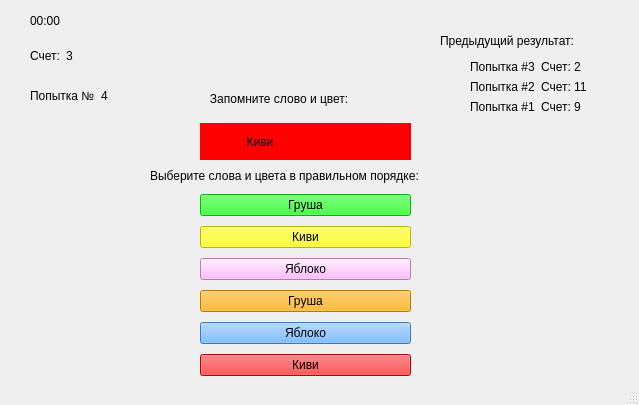
Above: templates/colours&words_difficult_win.ui from aizXc901/FocusTest before the change. Below: the same form after it.
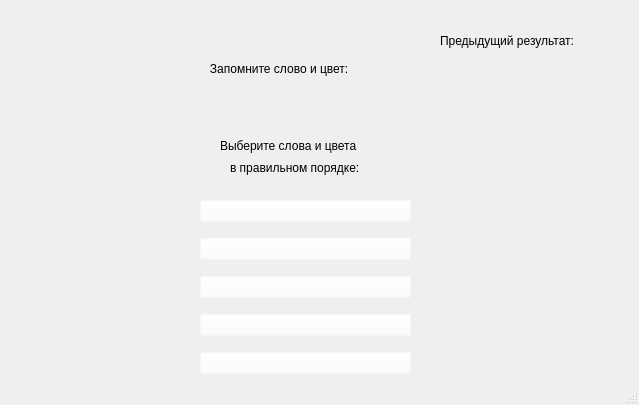
That is the form after the change.

The edit to the form file:
```diff
--- a/templates/colours&words_difficult_win.ui
+++ b/templates/colours&words_difficult_win.ui
@@ -14,22 +14,6 @@
    <string>MainWindow</string>
   </property>
   <widget class="QWidget" name="centralwidget">
-   <widget class="QLabel" name="label">
-    <property name="geometry">
-     <rect>
-      <x>150</x>
-      <y>160</y>
-      <width>321</width>
-      <height>31</height>
-     </rect>
-    </property>
-    <property name="styleSheet">
-     <string notr="true">font: 10.7pt &quot;MS Shell Dlg 2&quot;;</string>
-    </property>
-    <property name="text">
-     <string>Выберите слова и цвета в правильном порядке:</string>
-    </property>
-   </widget>
    <widget class="QWidget" name="verticalLayoutWidget">
     <property name="geometry">
      <rect>
@@ -44,10 +28,10 @@
       <widget class="QPushButton" name="pushButton_8">
        <property name="styleSheet">
         <string notr="true">font: 12pt &quot;MS Shell Dlg 2&quot;;
-background-color: rgb(0, 255, 0);</string>
+background-color: rgba(255, 255, 255, 0);</string>
        </property>
        <property name="text">
-        <string>Груша</string>
+        <string/>
        </property>
       </widget>
      </item>
@@ -55,10 +39,10 @@
       <widget class="QPushButton" name="pushButton_4">
        <property name="styleSheet">
         <string notr="true">font: 12pt &quot;MS Shell Dlg 2&quot;;
-background-color: yellow;</string>
+background-color: rgba(255, 255, 255, 0);</string>
        </property>
        <property name="text">
-        <string>Киви</string>
+        <string/>
        </property>
       </widget>
      </item>
@@ -66,10 +50,10 @@
       <widget class="QPushButton" name="pushButton_5">
        <property name="styleSheet">
         <string notr="true">font: 12pt &quot;MS Shell Dlg 2&quot;;
-background-color: rgb(255, 170, 255);</string>
+background-color: rgba(255, 255, 255, 0);</string>
        </property>
        <property name="text">
-        <string>Яблоко</string>
+        <string/>
        </property>
       </widget>
      </item>
@@ -77,21 +61,10 @@
       <widget class="QPushButton" name="pushButton_6">
        <property name="styleSheet">
         <string notr="true">font: 12pt &quot;MS Shell Dlg 2&quot;;
-background-color: rgb(255, 170, 0);</string>
+background-color: rgba(255, 255, 255, 0);</string>
        </property>
        <property name="text">
-        <string>Груша</string>
-       </property>
-      </widget>
-     </item>
-     <item>
-      <widget class="QPushButton" name="pushButton_7">
-       <property name="styleSheet">
-        <string notr="true">font: 12pt &quot;MS Shell Dlg 2&quot;;
-background-color: rgb(85, 170, 255);</string>
-       </property>
-       <property name="text">
-        <string>Яблоко</string>
+        <string/>
        </property>
       </widget>
      </item>
@@ -99,10 +72,10 @@
       <widget class="QPushButton" name="pushButton_2">
        <property name="styleSheet">
         <string notr="true">font: 12pt &quot;MS Shell Dlg 2&quot;;
-background-color: red;</string>
+background-color: rgba(255, 255, 255, 0);</string>
        </property>
        <property name="text">
-        <string>Киви</string>
+        <string/>
        </property>
       </widget>
      </item>
@@ -124,11 +97,71 @@
      <string>Предыдущий результат:</string>
     </property>
    </widget>
+   <widget class="QWidget" name="horizontalLayoutWidget">
+    <property name="geometry">
+     <rect>
+      <x>30</x>
+      <y>40</y>
+      <width>61</width>
+      <height>31</height>
+     </rect>
+    </property>
+    <layout class="QHBoxLayout" name="horizontalLayout_5">
+     <item>
+      <widget class="QLabel" name="score">
+       <property name="styleSheet">
+        <string notr="true">font: 12pt &quot;MS Shell Dlg 2&quot;;</string>
+       </property>
+       <property name="text">
+        <string/>
+       </property>
+      </widget>
+     </item>
+    </layout>
+   </widget>
+   <widget class="QWidget" name="horizontalLayoutWidget_2">
+    <property name="geometry">
+     <rect>
+      <x>30</x>
+      <y>80</y>
+      <width>118</width>
+      <height>31</height>
+     </rect>
+    </property>
+    <layout class="QHBoxLayout" name="horizontalLayout_6">
+     <item>
+      <widget class="QLabel" name="attempt">
+       <property name="styleSheet">
+        <string notr="true">font: 12pt &quot;MS Shell Dlg 2&quot;;</string>
+       </property>
+       <property name="text">
+        <string/>
+       </property>
+      </widget>
+     </item>
+    </layout>
+   </widget>
+   <widget class="QLabel" name="label">
+    <property name="geometry">
+     <rect>
+      <x>220</x>
+      <y>130</y>
+      <width>171</width>
+      <height>31</height>
+     </rect>
+    </property>
+    <property name="styleSheet">
+     <string notr="true">font: 11pt &quot;MS Shell Dlg 2&quot;;</string>
+    </property>
+    <property name="text">
+     <string>Выберите слова и цвета</string>
+    </property>
+   </widget>
    <widget class="QWidget" name="gridLayoutWidget">
     <property name="geometry">
      <rect>
       <x>200</x>
-      <y>80</y>
+      <y>50</y>
       <width>211</width>
       <height>80</height>
      </rect>
@@ -138,10 +171,10 @@
       <widget class="QLabel" name="label_14">
        <property name="styleSheet">
         <string notr="true">font: 75 14pt &quot;MS Shell Dlg 2&quot;;
-background-color: red;</string>
+background-color: rgba(255, 255, 255, 0);</string>
        </property>
        <property name="text">
-        <string>              Киви</string>
+        <string/>
        </property>
       </widget>
      </item>
@@ -157,152 +190,43 @@
      </item>
     </layout>
    </widget>
-   <widget class="QWidget" name="horizontalLayoutWidget">
+   <widget class="QLabel" name="label_3">
     <property name="geometry">
      <rect>
-      <x>30</x>
-      <y>40</y>
-      <width>61</width>
-      <height>31</height>
+      <x>230</x>
+      <y>160</y>
+      <width>161</width>
+      <height>16</height>
      </rect>
     </property>
-    <layout class="QHBoxLayout" name="horizontalLayout_5">
-     <item>
-      <widget class="QLabel" name="label_3">
-       <property name="styleSheet">
-        <string notr="true">font: 12pt &quot;MS Shell Dlg 2&quot;;</string>
-       </property>
-       <property name="text">
-        <string>Счет:</string>
-       </property>
-      </widget>
-     </item>
-     <item>
-      <widget class="QLabel" name="label_6">
-       <property name="styleSheet">
-        <string notr="true">font: 12pt &quot;MS Shell Dlg 2&quot;;</string>
-       </property>
-       <property name="text">
-        <string>3</string>
-       </property>
-      </widget>
-     </item>
-    </layout>
-   </widget>
-   <widget class="QWidget" name="horizontalLayoutWidget_2">
-    <property name="geometry">
-     <rect>
-      <x>30</x>
-      <y>80</y>
-      <width>118</width>
-      <height>31</height>
-     </rect>
+    <property name="styleSheet">
+     <string notr="true">font: 11pt &quot;MS Shell Dlg 2&quot;;</string>
     </property>
-    <layout class="QHBoxLayout" name="horizontalLayout_6">
-     <item>
-      <widget class="QLabel" name="label_9">
-       <property name="styleSheet">
-        <string notr="true">font: 12pt &quot;MS Shell Dlg 2&quot;;</string>
-       </property>
-       <property name="text">
-        <string>Попытка №</string>
-       </property>
-      </widget>
-     </item>
-     <item>
-      <widget class="QLabel" name="label_15">
-       <property name="styleSheet">
-        <string notr="true">font: 12pt &quot;MS Shell Dlg 2&quot;;</string>
-       </property>
-       <property name="text">
-        <string>4</string>
-       </property>
-      </widget>
-     </item>
-    </layout>
+    <property name="text">
+     <string>в правильном порядке:</string>
+    </property>
    </widget>
    <widget class="QWidget" name="formLayoutWidget">
     <property name="geometry">
      <rect>
-      <x>470</x>
+      <x>460</x>
       <y>60</y>
-      <width>122</width>
-      <height>321</height>
+      <width>151</width>
+      <height>301</height>
      </rect>
     </property>
     <layout class="QFormLayout" name="formLayout">
      <item row="2" column="0">
-      <layout class="QHBoxLayout" name="horizontalLayout">
-       <item>
-        <widget class="QLabel" name="label_5">
-         <property name="text">
-          <string>Попытка #1</string>
-         </property>
-        </widget>
-       </item>
-       <item>
-        <widget class="QLabel" name="label_4">
-         <property name="text">
-          <string>Счет: 9</string>
-         </property>
-        </widget>
-       </item>
-      </layout>
+      <layout class="QHBoxLayout" name="horizontalLayout"/>
      </item>
      <item row="1" column="0">
-      <layout class="QHBoxLayout" name="horizontalLayout_2">
-       <item>
-        <widget class="QLabel" name="label_8">
-         <property name="text">
-          <string>Попытка #2</string>
-         </property>
-        </widget>
-       </item>
-       <item>
-        <widget class="QLabel" name="label_10">
-         <property name="text">
-          <string>Счет: 11</string>
-         </property>
-        </widget>
-       </item>
-      </layout>
+      <layout class="QHBoxLayout" name="horizontalLayout_2"/>
      </item>
      <item row="0" column="0">
-      <layout class="QHBoxLayout" name="horizontalLayout_3">
-       <item>
-        <widget class="QLabel" name="label_12">
-         <property name="text">
-          <string>Попытка #3</string>
-         </property>
-        </widget>
-       </item>
-       <item>
-        <widget class="QLabel" name="label_16">
-         <property name="text">
-          <string>Счет: 2</string>
-         </property>
-        </widget>
-       </item>
-      </layout>
+      <layout class="QHBoxLayout" name="horizontalLayout_3"/>
      </item>
     </layout>
    </widget>
-   <widget class="QLabel" name="label_7">
-    <property name="geometry">
-     <rect>
-      <x>30</x>
-      <y>10</y>
-      <width>51</width>
-      <height>21</height>
-     </rect>
-    </property>
-    <property name="styleSheet">
-     <string notr="true">font: 75 14pt &quot;MS Shell Dlg 2&quot;;</string>
-    </property>
-    <property name="text">
-     <string>00:00</string>
-    </property>
-   </widget>
   </widget>
   <widget class="QStatusBar" name="statusbar"/>
  </widget>
```
Left out of the diff: 2 changed lines with no effect on the pictures.
